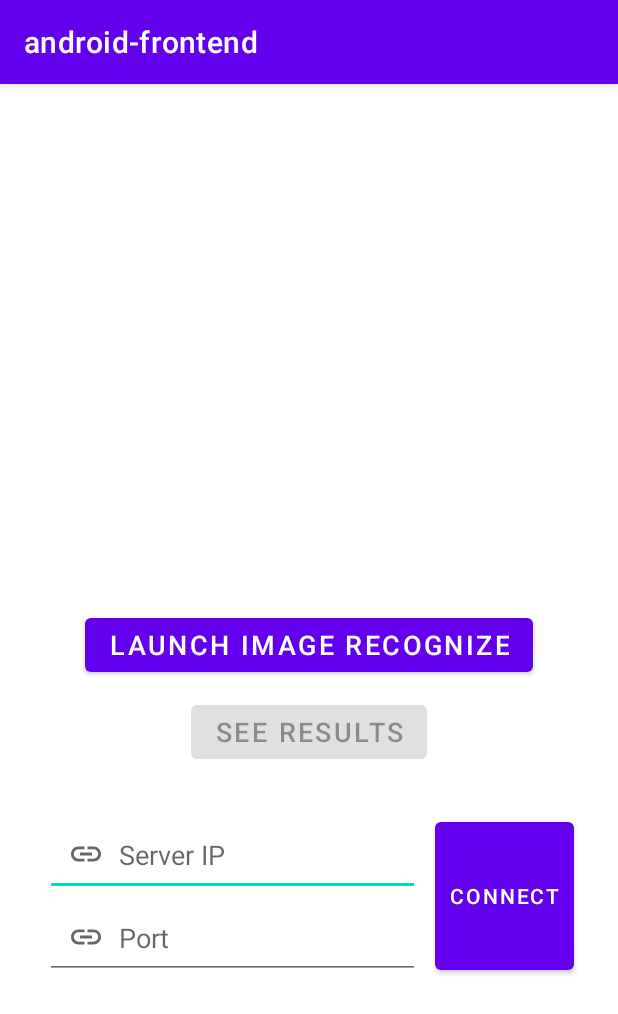
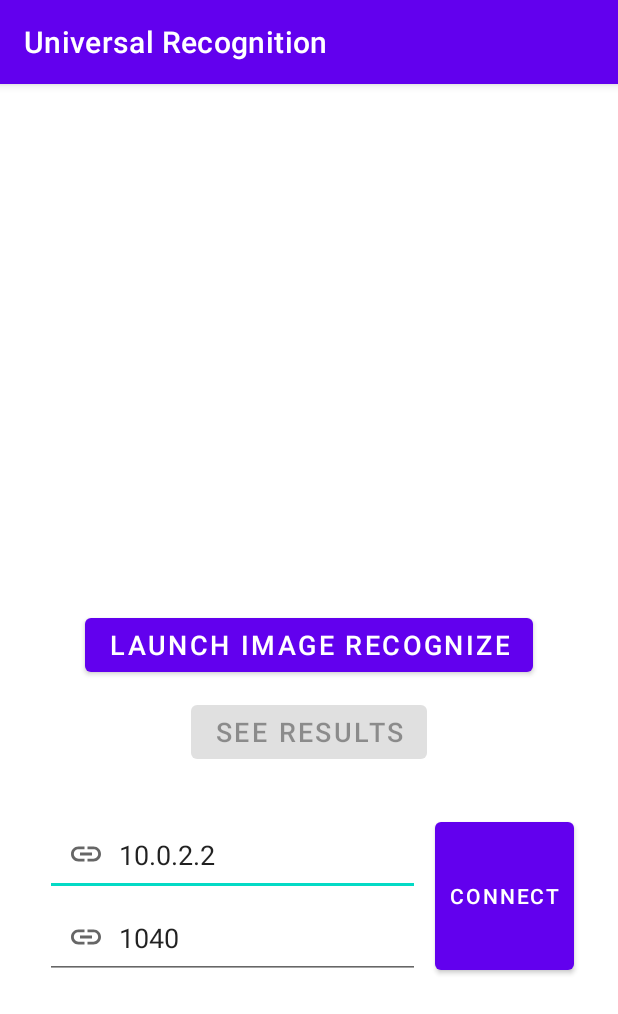
Before and after one commit to CS222-UIUC/course-project-group-40, an Android app: the screen it shows after launch (MainActivity), after a tap on "CONNECT", on a phone screen of 412 x 824 dp. Shown: the top 1014 px of the screen. Run offline under Robolectric (Android 15) with nearby library versions, the phone set to English and light mode, and no system bars; libraries missing offline, so code that uses them is left out: com.theartofdev.edmodo; 2 statements that could not run were skipped.

Commit message:
update some frontend change

```diff
--- a/frontend/android-frontend/app/build.gradle
+++ b/frontend/android-frontend/app/build.gradle
@@ -29,11 +29,11 @@ android {
 }
 
 dependencies {
-
+    implementation 'commons-io:commons-io:2.11.0'
     implementation 'androidx.appcompat:appcompat:1.5.1'
     implementation 'com.google.android.material:material:1.6.1'
     implementation 'androidx.constraintlayout:constraintlayout:2.1.4'
-    testImplementation 'junit:junit:4.0'
+    testImplementation 'junit:junit:4.+'
     androidTestImplementation 'androidx.test.ext:junit:1.1.3'
     androidTestImplementation 'androidx.test.espresso:espresso-core:3.4.0'
     androidTestImplementation 'androidx.test:runner:1.4.0'
--- a/frontend/android-frontend/app/src/main/java/com/company/android_frontend/MainActivity.java
+++ b/frontend/android-frontend/app/src/main/java/com/company/android_frontend/MainActivity.java
@@ -8,12 +8,11 @@ import android.Manifest;
 import android.content.Intent;
 import android.content.pm.PackageManager;
 import android.graphics.Bitmap;
-import android.graphics.Color;
 import android.graphics.drawable.BitmapDrawable;
-import android.graphics.drawable.ColorDrawable;
 import android.os.Build;
 import android.os.Bundle;
-import android.provider.MediaStore;
+import android.os.Handler;
+import android.os.Looper;
 import android.view.View;
 import android.widget.Button;
 import android.widget.ImageView;
@@ -23,27 +22,33 @@ import android.widget.Toast;
 import com.theartofdev.edmodo.cropper.CropImage;
 import com.theartofdev.edmodo.cropper.CropImageView;
 
+import org.apache.commons.io.IOUtils;
+
+import java.io.BufferedReader;
 import java.io.ByteArrayOutputStream;
-import java.io.DataOutputStream;
 import java.io.IOException;
+import java.io.InputStream;
+import java.io.InputStreamReader;
 import java.io.OutputStream;
-import java.net.InetAddress;
+import java.io.StringWriter;
 import java.net.Socket;
 import java.net.UnknownHostException;
+import java.nio.charset.StandardCharsets;
+import java.util.concurrent.Callable;
+import java.util.concurrent.ExecutionException;
+import java.util.concurrent.FutureTask;
 
 public class MainActivity extends AppCompatActivity {
 
     private Button button, connectButton, resultButton;
     private Socket socket;
-    private static final int SERVERPORT = 1080;
-    private static final String SERVER_IP = "127.0.0.1";
-
+    private static int SERVERPORT = 1040;
+    private static String SERVER_IP = "10.0.2.2";
 
     @Override
     protected void onCreate(Bundle savedInstanceState) {
         super.onCreate(savedInstanceState);
         setContentView(R.layout.activity_main);
-        new Thread(new ClientThread()).start();
 
         button = findViewById(R.id.click_button);
         TextView serverIP = (TextView) findViewById(R.id.serverIP);
@@ -82,15 +87,35 @@ public class MainActivity extends AppCompatActivity {
                     Bitmap bmp = ((BitmapDrawable) imageView.getDrawable()).getBitmap();
 
                     ByteArrayOutputStream bos = new ByteArrayOutputStream();
-                    bmp.compress(Bitmap.CompressFormat.PNG, 0, bos);
+                    bmp.compress(Bitmap.CompressFormat.PNG, 100, bos);
 
                     byte[] array = bos.toByteArray();
 
-                    OutputStream outputStream = socket.getOutputStream();
-                    DataOutputStream dos = new DataOutputStream(outputStream);
-                    dos.writeInt(array.length);
-                    dos.write(array, 0 , array.length);
-                } catch (IOException e) {
+                    // Start a new background thread to
+                    // run network connection and
+                    // avoid Mainthread exception in API30
+                    String ipAddress = serverIP.getText().toString();
+                    String p = port.getText().toString();
+
+                    int portNumber = Integer.parseInt(p);
+
+
+                    ClientThread client = new ClientThread(array, ipAddress, portNumber);
+                    FutureTask<String> task = new FutureTask<String>(client);
+
+                    Thread thread = new Thread(task);
+                    thread.start();
+                    Toast.makeText(MainActivity.this, "Image Array length:" + String.valueOf(array.length) + " bytes", Toast.LENGTH_SHORT).show();
+
+                    thread.join();
+                    // Print out
+                    if (task.isDone()) {
+                        Toast.makeText(MainActivity.this, "Result: " + task.get(), Toast.LENGTH_SHORT).show();
+                    }
+//                    thread.interrupt();
+                } catch (InterruptedException e) {
+                    e.printStackTrace();
+                } catch (ExecutionException e) {
                     e.printStackTrace();
                 }
             }
@@ -101,7 +126,6 @@ public class MainActivity extends AppCompatActivity {
             public void onClick(View view) {
                 Intent displayResult = new Intent(MainActivity.this, ResultActivity.class);
                 // TODO: putExtra to pass the result
-                displayResult.putExtra("textRecognized", "This is the recognized text");
                 startActivity(displayResult);
             }
         });
@@ -116,12 +140,12 @@ public class MainActivity extends AppCompatActivity {
 
     @RequiresApi(api = Build.VERSION_CODES.M)
     private void requestStoragePermission() {
-        requestPermissions(new String[] { Manifest.permission.WRITE_EXTERNAL_STORAGE }, 100);
+        requestPermissions(new String[]{Manifest.permission.WRITE_EXTERNAL_STORAGE}, 100);
     }
 
     @RequiresApi(api = Build.VERSION_CODES.M)
     private void requestCameraPermission() {
-        requestPermissions(new String[] { Manifest.permission.CAMERA, Manifest.permission.WRITE_EXTERNAL_STORAGE }, 100);
+        requestPermissions(new String[]{Manifest.permission.CAMERA, Manifest.permission.WRITE_EXTERNAL_STORAGE}, 100);
     }
 
     private boolean checkStoragePermission() {
@@ -135,19 +159,58 @@ public class MainActivity extends AppCompatActivity {
         return res1 && res2;
     }
 
-    class ClientThread implements Runnable {
+    class ClientThread implements Callable<String> {
+        private volatile Socket s;
+        private byte[] image;
+
+        private String serverIP;
+        private int port;
+        private String m;
+
+        public ClientThread(byte[] array, String ipAddress, int portNumber) {
+            image = array;
+
+            serverIP = ipAddress;
+            port = portNumber;
+        }
+
+
         @Override
-        public void run() {
+        public String call() {
+            String result = "";
             try {
-                InetAddress serverAddr = InetAddress.getByName(SERVER_IP);
-                socket = new Socket(serverAddr, SERVERPORT);
+                // send image
+                s = new Socket(serverIP, port);
+                InputStream inputStream = s.getInputStream();
+                OutputStream outputStream = s.getOutputStream();
+
+                outputStream.write(image);
+//                outputStream.flush();
+                s.shutdownOutput();
+
+                // receive result
+                BufferedReader bufferedReader = new BufferedReader(new InputStreamReader(inputStream));
+                String line;
+                while ((line = bufferedReader.readLine()) != null) {
+                    result += line;
+                }
+                s.shutdownInput();
+
+                s.close();
             } catch (UnknownHostException e) {
                 e.printStackTrace();
             } catch (IOException e) {
                 e.printStackTrace();
             }
+            return result;
         }
+
+        public Socket getSocket() {
+            return s;
+        }
+
     }
+
 
     @Override
     public void onActivityResult(int requestCode, int resultCode, Intent data) {
--- a/frontend/android-frontend/app/src/main/res/layout/activity_main.xml
+++ b/frontend/android-frontend/app/src/main/res/layout/activity_main.xml
@@ -43,32 +43,34 @@
                 android:layout_height="wrap_content">
 
                 <EditText
+                    android:id="@+id/serverIP"
                     android:layout_width="250dp"
                     android:layout_height="wrap_content"
-                    android:id="@+id/serverIP"
+                    android:layout_marginStart="30dp"
                     android:layout_marginTop="30dp"
-                    android:layout_marginStart="30dp"
-                    android:hint="@string/hintIP"
+                    android:drawableStart="@drawable/ic_baseline_link_24"
+                    android:drawablePadding="10dp"
+                    android:hint="Server IP"
                     android:padding="15dp"
-                    android:drawableStart="@drawable/ic_baseline_link_24"
-                    android:drawablePadding="10dp"/>
+                    android:text="@string/default_ip_address" />
 
                 <EditText
+                    android:id="@+id/port"
                     android:layout_width="250dp"
                     android:layout_height="wrap_content"
-                    android:id="@+id/port"
                     android:layout_marginStart="30dp"
-                    android:hint="@string/hintPort"
+                    android:drawableStart="@drawable/ic_baseline_link_24"
+                    android:drawablePadding="10dp"
+                    android:hint="Port"
                     android:padding="15dp"
-                    android:drawableStart="@drawable/ic_baseline_link_24"
-                    android:drawablePadding="10dp"/>
+                    android:text="@string/default_port_number" />
 
             </LinearLayout>
 
             <Button
                 android:layout_width="wrap_content"
                 android:layout_height="match_parent"
-                android:text="@string/txtConnect"
+                android:text="Connect"
                 android:layout_marginTop="30dp"
                 android:layout_marginStart="10dp"
                 android:padding="10dp"
--- a/frontend/android-frontend/app/src/main/res/values/strings.xml
+++ b/frontend/android-frontend/app/src/main/res/values/strings.xml
@@ -1,8 +1,7 @@
 <resources>
-    <string name="app_name">android-frontend</string>
+    <string name="app_name">Universal Recognition</string>
     <string name="button">Launch Image Recognize</string>
     <string name="take_photo">Take photo</string>
-    <string name="hintPort">Port</string>
-    <string name="hintIP">Server IP</string>
-    <string name="txtConnect">Connect</string>
+    <string name="default_ip_address">10.0.2.2</string>
+    <string name="default_port_number">1040</string>
 </resources>
--- a/frontend/android-frontend/build.gradle
+++ b/frontend/android-frontend/build.gradle
@@ -5,7 +5,7 @@ buildscript {
         mavenCentral()
     }
     dependencies {
-        classpath 'com.android.tools.build:gradle:7.3.1'
+        classpath "com.android.tools.build:gradle:4.2.2"
 
         // NOTE: Do not place your application dependencies here; they belong
         // in the individual module build.gradle files
```
Also changed, not shown: frontend/android-frontend/app/src/main/java/com/company/android_frontend/ResultActivity.java (+0 -9 lines), frontend/android-frontend/app/src/main/res/layout/activity_result.xml (+2 -11 lines), frontend/android-frontend/gradle/wrapper/gradle-wrapper.properties.
